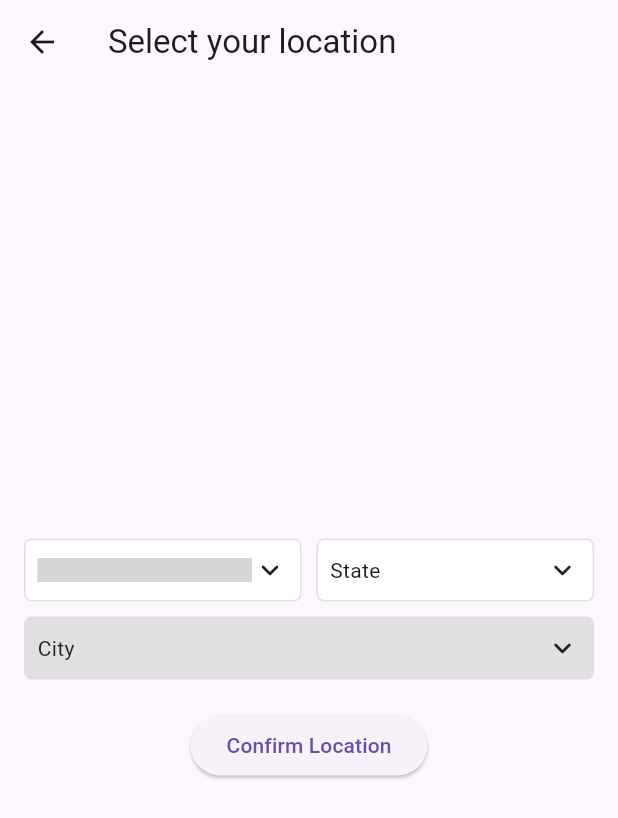
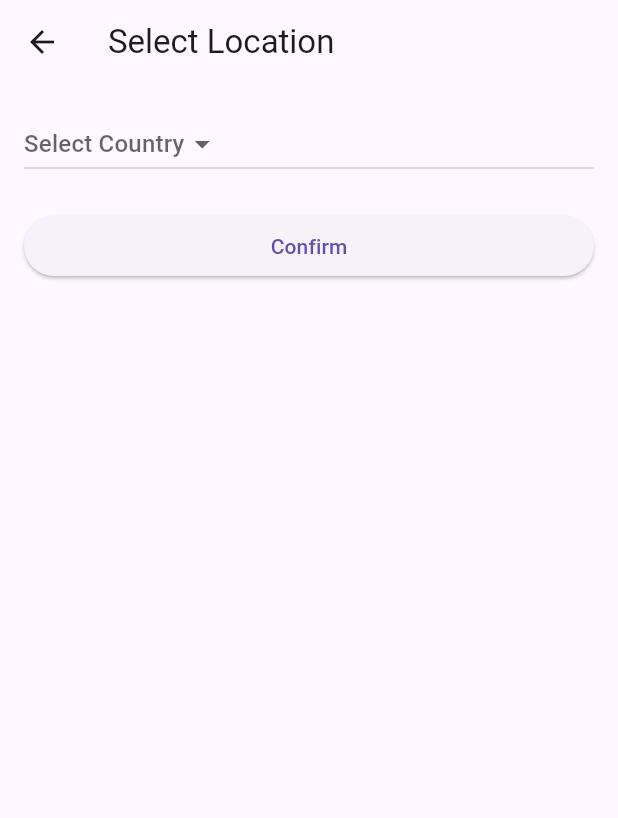
Before and after one commit to Sunilsangfroid/Scrappy, a Flutter app: the screen it shows after launch, after a tap on "Select Location", on a phone screen of 412 x 824 dp. Shown: the top 818 px of the screen. Run offline on Flutter 3.47's test engine with Material 3 defaults, Android fonts, the phone set to English and light mode, and no system bars; drawn by our look-alikes of csc_picker; our stand-ins replace animated_text_kit, geocoding, geolocator, google_fonts; grey boxes are pictures that could not be loaded.

Commit message:
some changes

```diff
--- a/lib/pages/home.dart
+++ b/lib/pages/home.dart
@@ -1,9 +1,9 @@
-// home_page.dart
 import 'package:flutter/material.dart';
 import 'package:animated_text_kit/animated_text_kit.dart';
 import 'package:google_fonts/google_fonts.dart';
 import 'package:scrappy/utils/locationHelper.dart'; // Import the helper
 import 'package:scrappy/utils/CSCPicker.dart'; // Import the CSCPicker screen
+import 'serviceSelector.dart'; // Import the SelectService page
 
 class HomePage extends StatefulWidget {
   const HomePage({super.key});
@@ -17,11 +17,12 @@ class _HomePageState extends State<HomePage> {
   final double horizontalPadding = 40;
   final double verticalPadding = 25;
   String? selectedLocation;
+  bool isLocationValid = false;
 
   // Method to handle location fetching
   Future<void> getCurrentLocation() async {
     String address = await LocationHelper.getCurrentLocation();
-    // Handle the address as needed, e.g., display in a dialog or update a state
+    if (address.contains("Sorry! We are currently unavailable at your location")) {
       showDialog(
         context: context,
         builder: (context) => AlertDialog(
@@ -35,6 +36,12 @@ class _HomePageState extends State<HomePage> {
           ],
         ),
       );
+    } else {
+      setState(() {
+        selectedLocation = address;
+        isLocationValid = true;
+      });
+    }
   }
 
   // Method to navigate to CSCPicker screen and get the result
@@ -45,9 +52,31 @@ class _HomePageState extends State<HomePage> {
     );
 
     if (result != null && result is Map<String, String>) {
+      String? state = result['state'];
+      String? city = result['city'];
+      if (state == 'Delhi' || ['Gurugram', 'Noida', 'Greater Noida', 'Faridabad'].contains(city)) {
         setState(() {
-        selectedLocation = "${result['city']}, ${result['state']}, ${result['country']}";
+          selectedLocation = "$city, $state, ${result['country']}";
+          isLocationValid = true;
         });
+      } else {
+        showDialog(
+          context: context,
+          builder: (context) => AlertDialog(
+            title: const Text('Unavailable Location'),
+            content: const Text('Sorry! We are currently unavailable at your location.'),
+            actions: [
+              TextButton(
+                onPressed: () => Navigator.of(context).pop(),
+                child: const Text('OK'),
+              ),
+            ],
+          ),
+        );
+        setState(() {
+          isLocationValid = false;
+        });
+      }
     }
   }
 
@@ -165,6 +194,7 @@ class _HomePageState extends State<HomePage> {
                       ),
                     ),
                     const SizedBox(height: 20),
+                    if (!isLocationValid)
                     Center(
                       child: ElevatedButton(
                         onPressed: getCurrentLocation,
@@ -185,6 +215,7 @@ class _HomePageState extends State<HomePage> {
                       ),
                     ),
                     const SizedBox(height: 20),
+                    if (!isLocationValid)
                     Center(
                       child: ElevatedButton(
                         onPressed: selectLocation,
@@ -214,6 +245,34 @@ class _HomePageState extends State<HomePage> {
                         ),
                         textAlign: TextAlign.center,
                       ),
+                    const SizedBox(height: 20),
+                    if (isLocationValid)
+                      Center(
+                        child: ElevatedButton(
+                          onPressed: () {
+                            Navigator.push(
+                              context,
+                              MaterialPageRoute(
+                                builder: (context) => const SelectService(),
+                              ),
+                            );
+                          },
+                          child: const Text("Select Your Service"),
+                          style: ElevatedButton.styleFrom(
+                            backgroundColor: Colors.red, // Background color
+                            foregroundColor: Colors.white, // Text color
+                            padding: const EdgeInsets.symmetric(horizontal: 20, vertical: 15), // Padding
+                            textStyle: const TextStyle(
+                              fontSize: 16,
+                              fontWeight: FontWeight.bold,
+                            ), // Text style
+                            shape: RoundedRectangleBorder(
+                              borderRadius: BorderRadius.circular(10), // Rounded corners
+                            ),
+                            elevation: 5, // Elevation
+                          ),
+                        ),
+                      ),
                   ],
                 ),
               ),
--- a/lib/utils/CSCPicker.dart
+++ b/lib/utils/CSCPicker.dart
@@ -1,79 +1,115 @@
-import 'package:csc_picker/csc_picker.dart';
 import 'package:flutter/material.dart';
-import 'package:scrappy/pages/serviceSelector.dart';
 
 class CSCPickerScreen extends StatefulWidget {
-  const CSCPickerScreen({Key? key}) : super(key: key);
+  const CSCPickerScreen({super.key});
 
   @override
   State<CSCPickerScreen> createState() => _CSCPickerScreenState();
 }
 
 class _CSCPickerScreenState extends State<CSCPickerScreen> {
-  String? countryValue;
-  String? stateValue;
-  String? cityValue;
+  String? selectedCountry;
+  String? selectedState;
+  String? selectedCity;
 
-  final List<String> validStates = ['Delhi'];
-  final List<String> validCities = ['Gurugram', 'Noida', 'Greater Noida', 'Faridabad'];
-
-  void _confirmLocation() {
-    if ((stateValue != null && validStates.contains(stateValue)) ||
-        (cityValue != null && validCities.contains(cityValue))) {
-      Navigator.push(
-        context,
-        MaterialPageRoute(builder: (context) => const SelectService()),
-      );
-    } else {
-      showDialog(
-        context: context,
-        builder: (context) => AlertDialog(
-          title: const Text('Unavailable Location'),
-          content: const Text('Sorry! We are currently unavailable at your location.'),
-          actions: [
-            TextButton(
-              onPressed: () => Navigator.of(context).pop(),
-              child: const Text('OK'),
-            ),
-          ],
-        ),
-      );
-    }
-  }
+  // Dummy data for countries, states, and cities
+  final List<String> countries = ['India'];
+  final Map<String, List<String>> states = {
+    'India': ['Delhi', 'Haryana', 'Uttar Pradesh'],
+  };
+  final Map<String, List<String>> cities = {
+    'Delhi': ['Delhi'],
+    'Haryana': ['Gurugram', 'Faridabad'],
+    'Uttar Pradesh': ['Noida', 'Greater Noida'],
+  };
 
   @override
   Widget build(BuildContext context) {
     return Scaffold(
       appBar: AppBar(
-        title: const Text("Select your location"),
+        title: const Text('Select Location'),
       ),
       body: Padding(
         padding: const EdgeInsets.all(16.0),
         child: Column(
-          mainAxisAlignment: MainAxisAlignment.center,
+          crossAxisAlignment: CrossAxisAlignment.stretch,
           children: [
-            CSCPicker(
-              defaultCountry: CscCountry.India,
-              onCountryChanged: (country) {
+            DropdownButton<String>(
+              value: selectedCountry,
+              hint: const Text('Select Country'),
+              items: countries.map((String country) {
+                return DropdownMenuItem<String>(
+                  value: country,
+                  child: Text(country),
+                );
+              }).toList(),
+              onChanged: (newValue) {
                 setState(() {
-                  countryValue = country;
-                });
-              },
-              onStateChanged: (state) {
-                setState(() {
-                  stateValue = state;
-                });
-              },
-              onCityChanged: (city) {
-                setState(() {
-                  cityValue = city;
+                  selectedCountry = newValue;
+                  selectedState = null;
+                  selectedCity = null;
                 });
               },
             ),
+            if (selectedCountry != null)
+              DropdownButton<String>(
+                value: selectedState,
+                hint: const Text('Select State'),
+                items: states[selectedCountry!]!.map((String state) {
+                  return DropdownMenuItem<String>(
+                    value: state,
+                    child: Text(state),
+                  );
+                }).toList(),
+                onChanged: (newValue) {
+                  setState(() {
+                    selectedState = newValue;
+                    selectedCity = null;
+                  });
+                },
+              ),
+            if (selectedState != null)
+              DropdownButton<String>(
+                value: selectedCity,
+                hint: const Text('Select City'),
+                items: cities[selectedState!]!.map((String city) {
+                  return DropdownMenuItem<String>(
+                    value: city,
+                    child: Text(city),
+                  );
+                }).toList(),
+                onChanged: (newValue) {
+                  setState(() {
+                    selectedCity = newValue;
+                  });
+                },
+              ),
             const SizedBox(height: 20),
             ElevatedButton(
-              onPressed: _confirmLocation,
-              child: const Text('Confirm Location'),
+              onPressed: () {
+                if (selectedCountry != null && selectedState != null && selectedCity != null) {
+                  Navigator.pop(context, {
+                    'country': selectedCountry!,
+                    'state': selectedState!,
+                    'city': selectedCity!,
+                  });
+                } else {
+                  showDialog(
+                    context: context,
+                    builder: (context) => AlertDialog(
+                      title: const Text('Incomplete Selection'),
+                      content: const Text('Please select country, state, and city.'),
+                      actions: [
+                        TextButton(
+                          onPressed: () => Navigator.of(context).pop(),
+                          child: const Text('OK'),
+                        ),
+                      ],
+                    ),
+                  );
+                }
+              },
+              child: const Text('Confirm'),
             ),
           ],
         ),
```
Also changed, not shown: lib/pages/buyer_page.dart (added, +60 -0 lines), lib/pages/seller_page.dart (added, +65 -0 lines), lib/pages/serviceSelector.dart (+29 -32 lines), lib/utils/locationHelper.dart (+12 -12 lines). Lines whose indentation alone changed are shown as unchanged.
